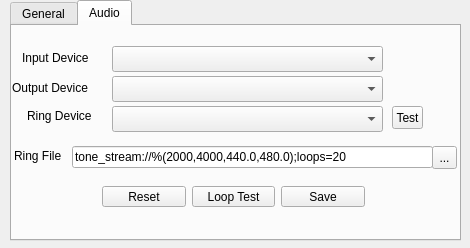
The window that SettingsDialog.ui (seven1240/trainer-studio-opensource) describes before a commit, drawn with Qt 5.
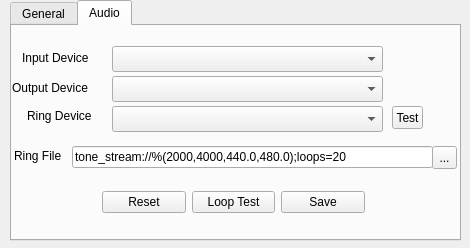
The same window after the commit. The open tabs and pages were chosen to show the change.

```diff
--- a/SettingsDialog.ui
+++ b/SettingsDialog.ui
@@ -310,13 +310,13 @@
       <string>...</string>
      </property>
     </widget>
-    <widget class="QWidget" name="">
+    <widget class="QWidget" name="layoutWidget">
      <property name="geometry">
       <rect>
        <x>90</x>
        <y>160</y>
        <width>263</width>
-       <height>21</height>
+       <height>32</height>
       </rect>
      </property>
      <layout class="QGridLayout" name="gridLayout_4">
```
Left out of the diff: 2 changed lines with no effect on the pictures.
